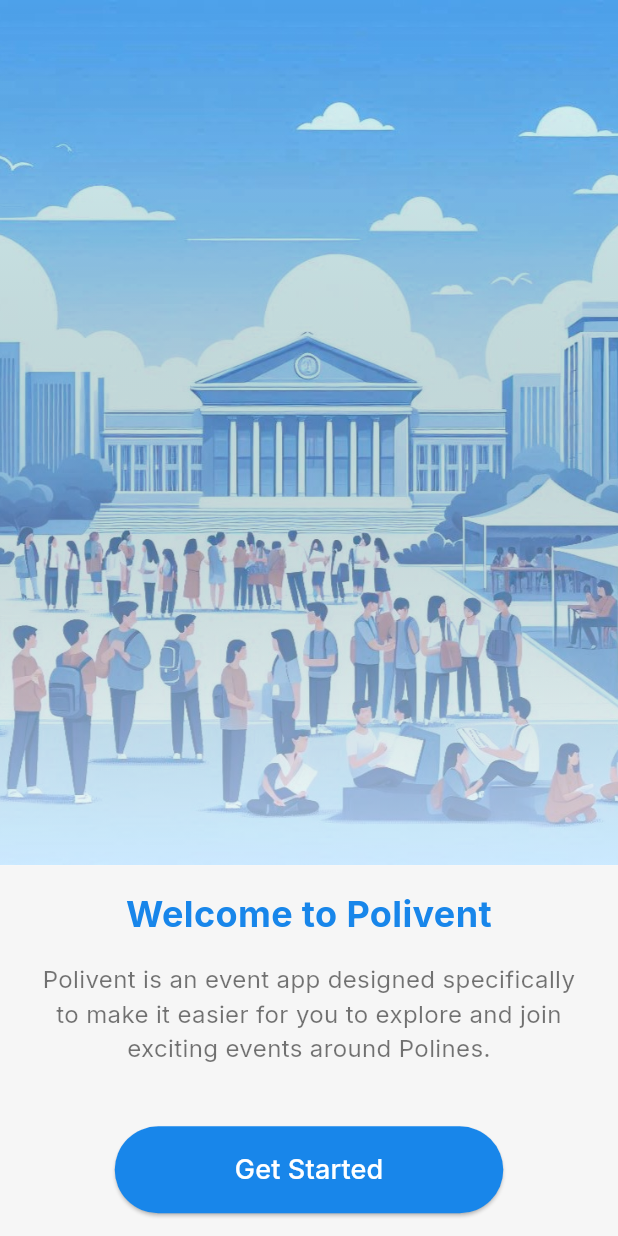
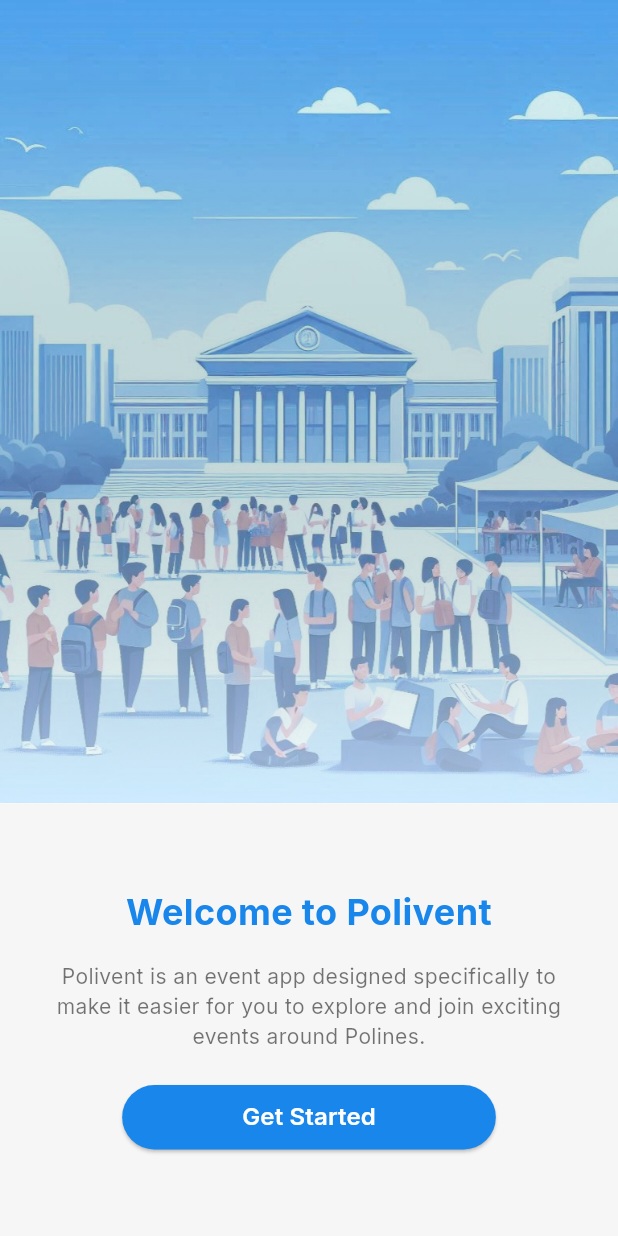
Before and after one commit to KELOMPOK-3-PBL/event_app, a Flutter app: the screen it shows after launch, on a phone screen of 412 x 824 dp. Run offline on Flutter 3.47's test engine with Material 3 defaults, Android fonts, the phone set to English and light mode, and no system bars; our stand-ins replace google_fonts; missing offline and left inert: uicons.

Commit message:
make little responsive

```diff
--- a/lib/main.dart
+++ b/lib/main.dart
@@ -6,8 +6,9 @@ import 'package:google_fonts/google_fonts.dart';
 
 void main() {
   SystemChrome.setSystemUIOverlayStyle(const SystemUiOverlayStyle(
+    statusBarBrightness: Brightness.dark,
     statusBarIconBrightness:
-        Brightness.light, // Menetapkan warna ikon status bar
+        Brightness.dark, // Menetapkan warna ikon status bar
     systemNavigationBarColor:
         Colors.transparent, // Menetapkan warna navigation bar
     statusBarColor: Colors.transparent, // Set the status bar color
--- a/lib/views/welcome_screen.dart
+++ b/lib/views/welcome_screen.dart
@@ -1,13 +1,8 @@
+import 'package:event_proposal_app/uikit/ui_colors.dart';
 import 'package:event_proposal_app/views/login_screen.dart';
 import 'package:flutter/material.dart';
-import 'package:flutter/services.dart';
-
-void initState() {
-  SystemChrome.setSystemUIOverlayStyle(const SystemUiOverlayStyle(
-    statusBarIconBrightness:
-        Brightness.light, // Menetapkan warna ikon status bar
-  ));
-}
+// import 'package:flutter/services.dart';
+import 'package:google_fonts/google_fonts.dart';
 
 class WelcomeScreen extends StatelessWidget {
   const WelcomeScreen({super.key});
@@ -15,14 +10,15 @@ class WelcomeScreen extends StatelessWidget {
   @override
   Widget build(BuildContext context) {
     return Scaffold(
-      body: Stack(
+      body: LayoutBuilder(
+        builder: (context, constraints) {
+          return Stack(
             children: [
               // Bagian atas gambar dengan gradasi
               Positioned.fill(
                 child: Column(
                   children: [
                     Expanded(
-                  flex: 7, // Mengatur proporsi tinggi bagian gambar
                       child: Stack(
                         children: [
                           // Gambar di bagian atas
@@ -52,20 +48,21 @@ class WelcomeScreen extends StatelessWidget {
                       ),
                     ),
                     // Bagian bawah: teks keterangan dan tombol
-                Expanded(
-                  flex: 3,
+                    SizedBox(
+                      height: constraints.maxHeight * 0.35,
                       child: Padding(
-                    padding: const EdgeInsets.symmetric(horizontal: 24.0),
+                        padding: const EdgeInsets.symmetric(
+                            horizontal: 22.0, vertical: 20.0),
                         child: Column(
                           mainAxisAlignment: MainAxisAlignment.center,
                           children: [
                             // Keterangan aplikasi
-                        const Text(
+                            Text(
                               "Welcome to Polivent",
-                          style: TextStyle(
+                              style: GoogleFonts.inter(
                                 fontSize: 24.0,
                                 fontWeight: FontWeight.bold,
-                            color: Color(0xff1886EA),
+                                color: UIColor.primary,
                               ),
                               textAlign: TextAlign.center,
                             ),
@@ -73,12 +70,12 @@ class WelcomeScreen extends StatelessWidget {
                             const Text(
                               "Polivent is an event app designed specifically to make it easier for you to explore and join exciting events around Polines. ",
                               style: TextStyle(
-                            fontSize: 16.0,
+                                fontSize: 14.0,
                                 color: Colors.black54,
                               ),
                               textAlign: TextAlign.center,
                             ),
-                        const SizedBox(height: 40.0),
+                            const SizedBox(height: 20.0),
                             // Tombol Get Started
                             ElevatedButton(
                               onPressed: () {
@@ -93,15 +90,16 @@ class WelcomeScreen extends StatelessWidget {
                               },
                               style: ElevatedButton.styleFrom(
                                   padding: const EdgeInsets.symmetric(
-                                  horizontal: 80.0, vertical: 16.0),
+                                      horizontal: 80.0, vertical: 10.0),
                                   shape: RoundedRectangleBorder(
                                     borderRadius: BorderRadius.circular(30.0),
                                   ),
                                   backgroundColor: const Color(0xff1886EA)),
-                          child: const Text(
+                              child: Text(
                                 "Get Started",
-                            style: TextStyle(
-                              fontSize: 18.0,
+                                style: GoogleFonts.inter(
+                                  fontSize: 16.0,
+                                  fontWeight: FontWeight.w600,
                                   color: Colors.white,
                                 ),
                               ),
@@ -114,6 +112,8 @@ class WelcomeScreen extends StatelessWidget {
                 ),
               ),
             ],
+          );
+        },
       ),
     );
   }
```
Also changed, not shown: lib/views/home_superadmin.dart (+1 -8 lines), lib/views/login_screen.dart (+9 -8 lines). Lines whose indentation alone changed are shown as unchanged.
